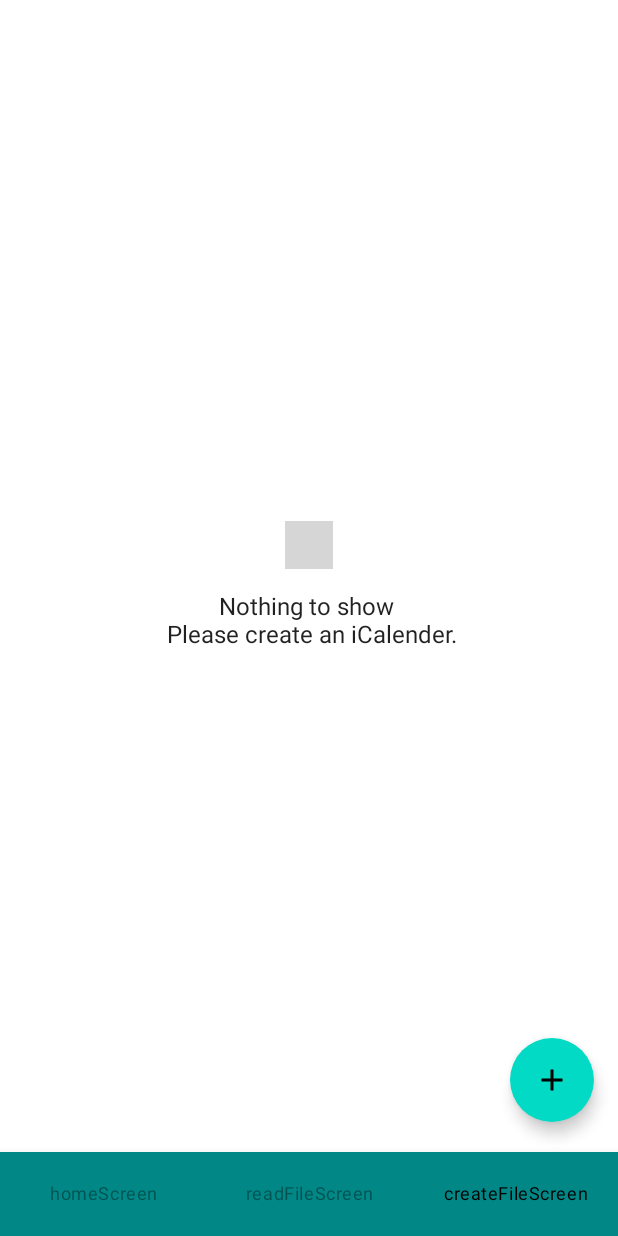
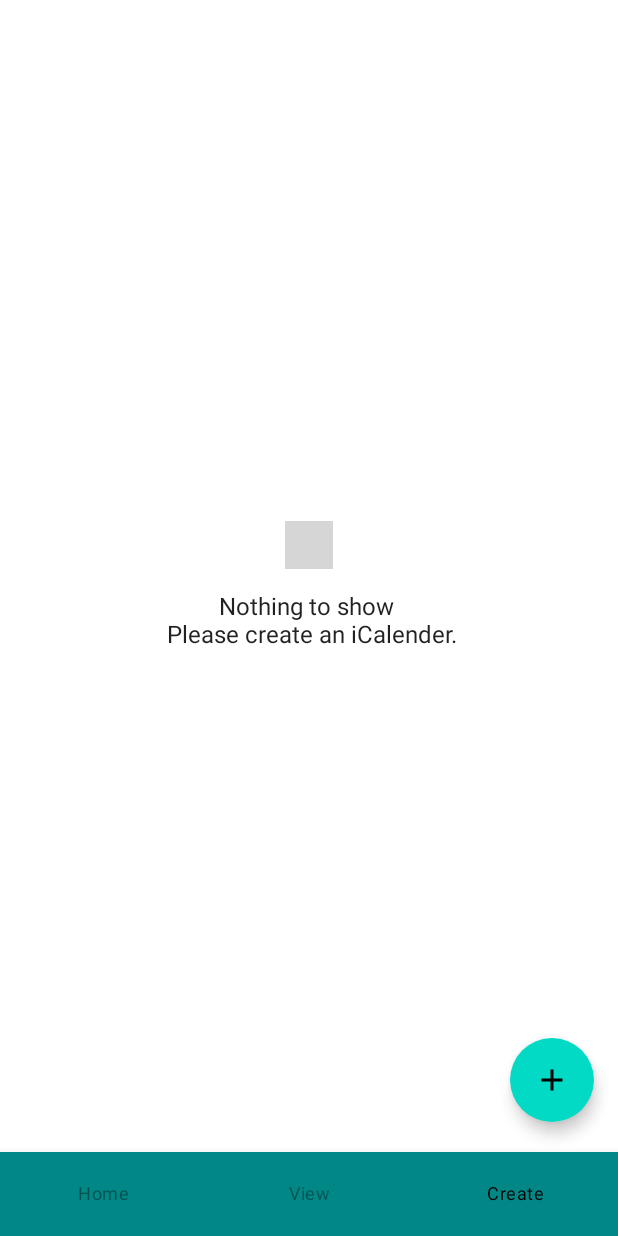
Before and after one commit to nsi60/eziCal, an Android app built with Jetpack Compose: the screen it shows after launch (MainActivity), item 3 of the bottom bar chosen, on a phone screen of 412 x 824 dp. Run offline under Robolectric (Android 15) with nearby library versions, the phone set to English and light mode, and no system bars; our stand-ins replace Dagger/Hilt's generated code; libraries missing offline, so code that uses them is left out: coil.decode, net.fortuna.ical4j; pictures from the network do not load; 3 statements that could not run were skipped; grey boxes are pictures that could not be loaded.

Commit message:
Added string resources in strings.xml for all static strings. Also updated all screens to use the string resource for all static strings.

```diff
--- a/app/src/main/java/com/nsi/ezcalender/ui/navigation/BottomNavigation.kt
+++ b/app/src/main/java/com/nsi/ezcalender/ui/navigation/BottomNavigation.kt
@@ -4,6 +4,7 @@ import androidx.compose.material.*
 import androidx.compose.runtime.Composable
 import androidx.compose.runtime.getValue
 import androidx.compose.ui.graphics.Color
+import androidx.compose.ui.platform.LocalContext
 import androidx.navigation.NavHostController
 import androidx.navigation.compose.currentBackStackEntryAsState
 import com.nsi.ezcalender.ui.screens.Screens
@@ -27,7 +28,7 @@ fun BottomNavigationThing(
         val currentRoute = navBackStackEntry?.destination?.route
         items.forEach { item ->
             BottomNavigationItem(
-                label = { Text(text = item.route) },
+                label = { Text(text = getString(item.route)) },
                 selected = currentRoute == item.route,
                 selectedContentColor = Color.Black,
                 unselectedContentColor = Color.Black.copy(0.4f),
@@ -49,3 +50,15 @@ fun BottomNavigationThing(
 
     }
 }
+
+@Composable
+fun getString(name: String): String {
+    val context = LocalContext.current
+    return context.resources.getString(
+        context.resources.getIdentifier(
+            name,
+            "string",
+            context.packageName
+        )
+    )
+}
--- a/app/src/main/java/com/nsi/ezcalender/ui/screens/CreateFileScreen.kt
+++ b/app/src/main/java/com/nsi/ezcalender/ui/screens/CreateFileScreen.kt
@@ -22,9 +22,11 @@ import androidx.compose.ui.Modifier
 import androidx.compose.ui.draw.scale
 import androidx.compose.ui.graphics.Color
 import androidx.compose.ui.platform.LocalContext
+import androidx.compose.ui.res.stringResource
 import androidx.compose.ui.text.input.TextFieldValue
 import androidx.compose.ui.text.style.TextAlign
 import androidx.compose.ui.unit.dp
+import com.nsi.ezcalender.R
 import com.nsi.ezcalender.model.Event
 import com.nsi.ezcalender.ui.MainViewModel
 import com.nsi.ezcalender.ui.common.CreateEventDialog
@@ -102,11 +104,11 @@ fun CreateFileScreenContent(
 
         CreateEventDialog(
             openDialog,
-            saveEvent = { event, creatAnotherEvent ->
+            saveEvent = { event, createAnotherEvent ->
                 saveEvent(event)
                 scope.launch {
                     openDialog = false  //TODO add a checkbox for creating new event
-                    if (creatAnotherEvent) {
+                    if (createAnotherEvent) {
                         delay(500)
                         openDialog = true
                     }
@@ -134,7 +136,7 @@ fun CreateFileScreenContent(
                     Button(onClick = {
                         exportCalender()
                     }) {
-                        Text("Export/Save")
+                        Text(stringResource(id = R.string.exportOrSaveText))
                     }
                 }
                 Divider()
@@ -147,7 +149,7 @@ fun CreateFileScreenContent(
 
                     EzIcalLogoGif(Modifier.scale(0.5f))
                     Text(
-                        text = "Nothing to show \n Please create an iCalender.",
+                        stringResource(id = R.string.createEventNoContentDescription),
                         textAlign = TextAlign.Center
                     )
 
@@ -255,7 +257,7 @@ fun CustomDisabledTextField(
     value: String,
     onClick: () -> Unit,
     label: String,
-    placeHolder: String,
+    placeHolder: String = "",
     trailingIcon: @Composable (() -> Unit)
 ) {
     OutlinedTextField(
--- a/app/src/main/java/com/nsi/ezcalender/ui/screens/HomeScreen.kt
+++ b/app/src/main/java/com/nsi/ezcalender/ui/screens/HomeScreen.kt
@@ -18,10 +18,12 @@ import androidx.compose.ui.Alignment
 import androidx.compose.ui.Modifier
 import androidx.compose.ui.graphics.Color
 import androidx.compose.ui.platform.LocalContext
+import androidx.compose.ui.res.stringResource
 import androidx.compose.ui.text.TextStyle
 import androidx.compose.ui.text.input.TextFieldValue
 import androidx.compose.ui.text.style.TextAlign
 import androidx.compose.ui.unit.dp
+import com.nsi.ezcalender.R
 import com.nsi.ezcalender.ui.MainViewModel
 import com.nsi.ezcalender.ui.State
 
@@ -146,7 +148,7 @@ fun HomeScreenContent(
                 verticalAlignment = Alignment.CenterVertically
             ) {
                 Text(
-                    "Open URL", color = if (switchState) {
+                    stringResource(id = R.string.openUrlText), color = if (switchState) {
                         Color.Gray
                     } else {
                         Color.Unspecified
@@ -158,7 +160,7 @@ fun HomeScreenContent(
                     colors = SwitchDefaults.colors(uncheckedTrackColor = MaterialTheme.colors.secondaryVariant)
                 )
                 Text(
-                    "Open file", color = if (!switchState) {
+                    stringResource(id = R.string.openFileText), color = if (!switchState) {
                         Color.Gray
                     } else {
                         Color.Unspecified
@@ -175,7 +177,7 @@ fun HomeScreenContent(
                             color = Color.Unspecified,
                             shape = CircleShape,
                         ),
-                    value = "Open a file on the device.", onValueChange = {},
+                    value = stringResource(id = R.string.openFileDescription), onValueChange = {},
                     enabled = false,
                     colors = TextFieldDefaults.textFieldColors(
                         textColor = Color.Transparent,
@@ -191,7 +193,7 @@ fun HomeScreenContent(
                 Button(onClick = {
                     openFileClicked()
                 }) {
-                    Text(text = "Open existing file")
+                    Text(text = stringResource(id = R.string.openFileButtonText))
                 }
 
             } else {
@@ -207,8 +209,8 @@ fun HomeScreenContent(
                     onValueChange = { newText ->
                         text = newText
                     },
-                    label = { Text(text = "URL") },
-                    placeholder = { Text(text = "https://") },
+                    label = { Text(text = stringResource(id = R.string.eventUrlLabel)) },
+                    placeholder = { Text(text = stringResource(id = R.string.eventUrlPlaceholder)) },
 //                colors = TextFieldDefaults.textFieldColors(
 //                    focusedIndicatorColor = Color.Transparent,
 //                    unfocusedIndicatorColor = Color.Transparent,
@@ -219,7 +221,7 @@ fun HomeScreenContent(
                 Button(onClick = {
                     openFromUrlCLicked(text.text)
                 }) {
-                    Text(text = "Open from url")
+                    Text(text = stringResource(id = R.string.openUrlButtonText))
                 }
             }
         }
--- a/app/src/main/java/com/nsi/ezcalender/ui/screens/ReadFileScreen.kt
+++ b/app/src/main/java/com/nsi/ezcalender/ui/screens/ReadFileScreen.kt
@@ -22,9 +22,11 @@ import androidx.compose.ui.Alignment
 import androidx.compose.ui.Modifier
 import androidx.compose.ui.draw.scale
 import androidx.compose.ui.platform.LocalContext
+import androidx.compose.ui.res.stringResource
 import androidx.compose.ui.text.style.TextAlign
 import androidx.compose.ui.unit.dp
 import androidx.core.content.ContextCompat.startActivity
+import com.nsi.ezcalender.R
 import com.nsi.ezcalender.model.Event
 import com.nsi.ezcalender.model.SortOptions
 import com.nsi.ezcalender.ui.MainViewModel
@@ -95,7 +97,7 @@ fun ReadFileScreenContent(
 
                 EzIcalLogoGif(Modifier.scale(0.5f))
                 Text(
-                    text = "Nothing to show \n Please open an iCalender on Home Screen",
+                    stringResource(id = R.string.readEventsNoContentDescription),
                     textAlign = TextAlign.Center
                 )
 
--- a/app/src/main/res/values/strings.xml
+++ b/app/src/main/res/values/strings.xml
@@ -1,3 +1,41 @@
 <resources>
+
+<!--    Screen Titles-->
+    <string name="homeScreen">Home</string>
+    <string name="readFileScreen">View</string>
+    <string name="createFileScreen">Create</string>
+
+
     <string name="app_name">ezCalender</string>
+    <string name="loadingTitle">Loading</string>
+    <string name="loadingDescription">Loading stuff</string>
+    <string name="createdEventTitle">Create Event</string>
+    <string name="eventSummaryLabel">Summary</string>
+    <string name="eventSummaryPlaceholder">Christmas Day</string>
+    <string name="eventStartDateLabel">Start Date</string>
+    <string name="eventDatePlaceholder">dd/yy/mm</string>
+    <string name="eventEndDateLabel">End Date</string>
+    <string name="eventStartTimeLabel">Start Time</string>
+    <string name="eventEndTimeLabel">End Time</string>
+    <string name="eventTimePlaceholder">hh:mm</string>
+    <string name="eventLocationLabel">Location</string>
+    <string name="eventLocationPlaceholder">420 High Street</string>
+    <string name="eventGeoTagLabel">Geo Tag</string>
+    <string name="eventGeoTagPlaceholder">0;0</string>
+    <string name="eventUrlPlaceholder">https://</string>
+    <string name="eventUrlLabel">URL</string>
+    <string name="createNewEventText">Create New event</string>
+    <string name="cancelText">Cancel</string>
+    <string name="saveText">Save</string>
+    <string name="noTitle">No Title</string>
+    <string name="closeText">Close</string>
+    <string name="exportOrSaveText">Export/Save</string>
+    <string name="createEventNoContentDescription">Nothing to show \n Please create an iCalender.</string>
+    <string name="openUrlText">Open URL</string>
+    <string name="openFileText">Open File</string>
+    <string name="openFileDescription">Open a file on the device.</string>
+    <string name="openFileButtonText">Open existing file</string>
+    <string name="openUrlButtonText">Open from url</string>
+    <string name="readEventsNoContentDescription">Nothing to show \n Please open an iCalender on Home Screen</string>
+    <string name="createFileScreenTitle">Create File</string>
 </resources>
```
Also changed, not shown: app/src/main/java/com/nsi/ezcalender/ui/common/AlertDialog.kt (+35 -41 lines), app/src/main/java/com/nsi/ezcalender/ui/screens/Screens.kt (+5 -2 lines).
